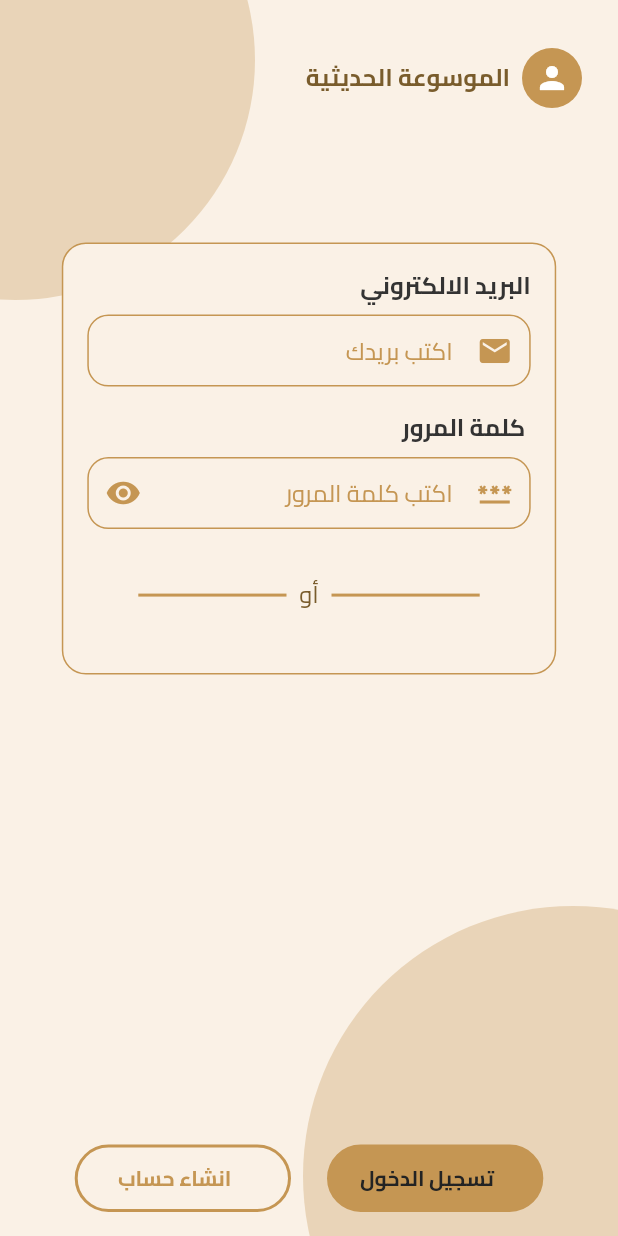
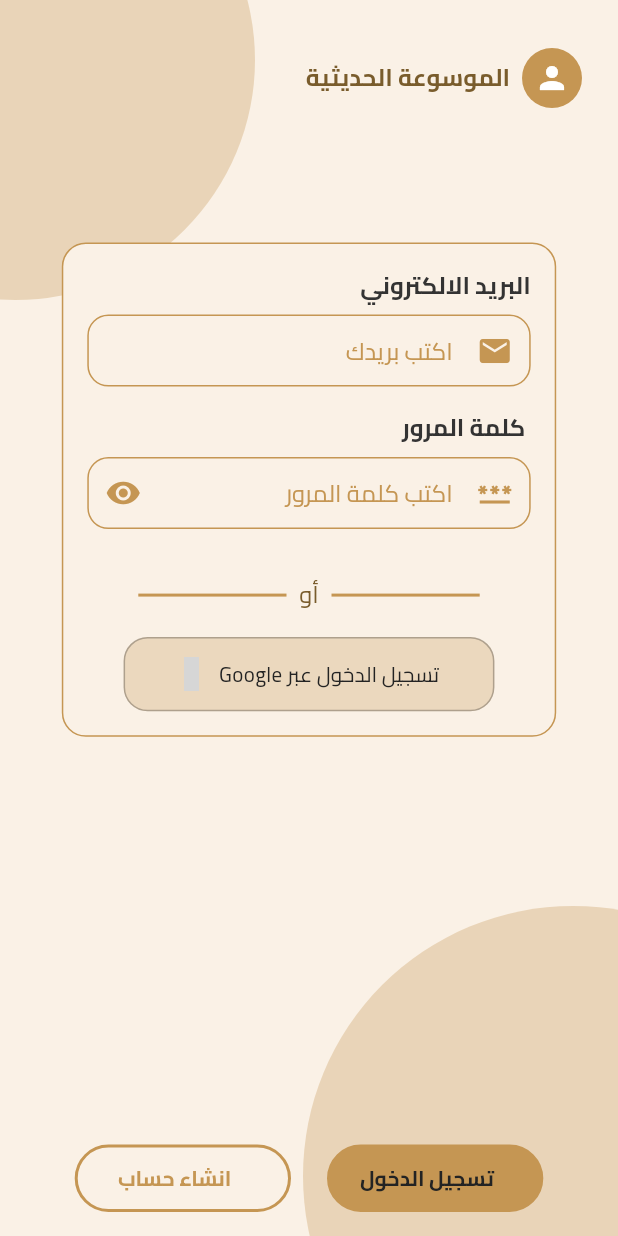
Before and after one commit to HaniHankoul/newer_version_of_hadith_app, a Flutter app: the LoginScreen screen opened by its route, on a phone screen of 412 x 824 dp. Run offline on Flutter 3.47's test engine with Material 3 defaults, Android fonts, the phone set to English and light mode, and no system bars; drawn by our look-alikes of reactive_forms, toastification; our stand-ins replace dio, file_picker, flutter_animate, flutter_bloc, flutter_svg, go_router and 7 more; accounts and stored records are empty; grey boxes are pictures that could not be loaded.

Commit message:
add google signin

```diff
--- a/lib/app/features/auth/login/UI/login_screen.dart
+++ b/lib/app/features/auth/login/UI/login_screen.dart
@@ -117,6 +117,9 @@ class LoginScreen extends StatelessWidget {
                         LoginFormBody(
                           formGroup: loginForm,
                           onSubmit: () => _submitForm(context, loginForm),
+                          onGoogleLogin: () {
+                            context.read<LoginCubit>().loginWithGoogle();
+                          },
                         ),
                         verticalLargeSpacing(),
                         Row(
--- a/lib/app/features/auth/login/UI/widgets/login_form_body.dart
+++ b/lib/app/features/auth/login/UI/widgets/login_form_body.dart
@@ -1,10 +1,13 @@
 import 'package:flutter/material.dart';
+import 'package:flutter_bloc/flutter_bloc.dart';
+import 'package:hugeicons/hugeicons.dart';
 import 'package:reactive_forms/reactive_forms.dart';
 
 import '../../../../../core/app_theme.dart';
 import '../../../../../core/helper/general_sizes.dart';
 import '../../../../../core/widgets/custom_text.dart';
 import '../../../../../core/widgets/universal_container.dart';
+import '../../logic/login_cubit.dart';
 import 'divider_stack.dart';
 
 class LoginFormBody extends StatefulWidget {
@@ -12,10 +15,12 @@ class LoginFormBody extends StatefulWidget {
     super.key,
     required this.formGroup,
     required this.onSubmit,
+    required this.onGoogleLogin,
   });
 
   final FormGroup formGroup;
   final VoidCallback onSubmit;
+  final VoidCallback onGoogleLogin;
 
   @override
   State<LoginFormBody> createState() => _LoginFormBodyState();
@@ -179,10 +184,33 @@ class _LoginFormBodyState extends State<LoginFormBody> {
                   ),
                 ),
                 verticalMediumSpacing(),
-
                 DividerStack(),
-                verticalMediumSpacing(),
-
+                verticalSmallSpacing(),
+                Center(
+                  child: InkWell(
+                    onTap: widget.onGoogleLogin,
+                    child: UniversalContainer(
+                      heightPortion: 0.06,
+                      widthPortion: 0.6,
+                      color: AppColors.primary.withAlpha(70),
+                      child: Row(
+                        mainAxisAlignment: MainAxisAlignment.center,
+                        children: [
+                          HugeIcon(
+                            icon: HugeIcons.strokeRoundedGoogle,
+                            color: Colors.black,
+                            size: 23,
+                          ),
+                          CustomText(
+                            text: ' تسجيل الدخول عبر Google  ',
+                            color: AppColors.black,
+                            fontSize: 14,
+                          ),
+                        ],
+                      ),
+                    ),
+                  ),
+                ),
                 // ReactiveFormConsumer(
                 //   builder: (context, form, child) {
                 //     final isLoading =
--- /dev/null
+++ b/lib/app/features/auth/login/logic/services/services.dart
@@ -0,0 +1,41 @@
+import 'package:google_sign_in/google_sign_in.dart';
+
+class GoogleLoginService {
+  GoogleLoginService._();
+
+  static final GoogleLoginService instance = GoogleLoginService._();
+
+  final GoogleSignIn _googleSignIn = GoogleSignIn.instance;
+
+  bool _initialized = false;
+
+  Future<void> _initialize() async {
+    if (_initialized) return;
+
+    await _googleSignIn.initialize(
+      serverClientId:
+          '714947697386-tbms98u50vck25r417o1dvgvttno29jt.apps.googleusercontent.com',
+    );
+
+    _initialized = true;
+  }
+
+  Future<String> signIn() async {
+    await _initialize();
+
+    final account = await _googleSignIn.authenticate();
+
+    final idToken = account.authentication.idToken;
+
+    if (idToken == null || idToken.isEmpty) {
+      throw Exception('Google ID token was not returned');
+    }
+
+    return idToken;
+  }
+
+  Future<void> signOut() async {
+    await _initialize();
+    await _googleSignIn.signOut();
+  }
+}
--- a/pubspec.yaml
+++ b/pubspec.yaml
@@ -27,6 +27,7 @@ dependencies:
   speech_to_text: ^7.3.0
   toastification: ^3.2.0
   xml: ^6.5.0
+  google_sign_in: ^7.2.0
 
 dev_dependencies:
   flutter_test:
```
Also changed, not shown: lib/app/features/auth/login/data/repo/login_repo.dart (+33 -0 lines), lib/app/features/auth/login/logic/login_cubit.dart (+31 -0 lines), pubspec.lock, 2 other files.
